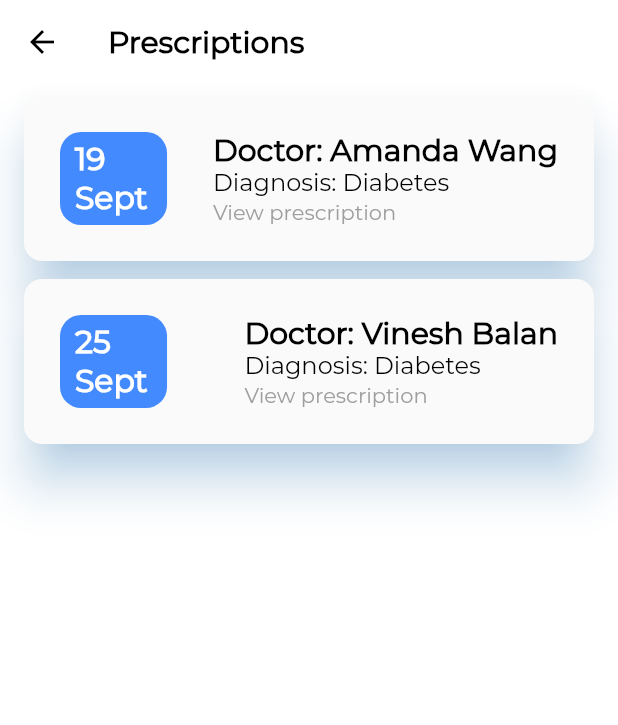
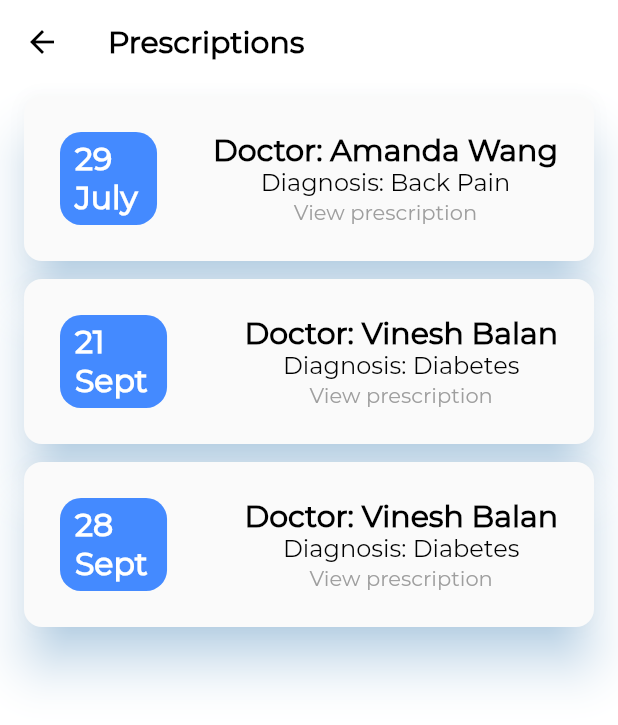
Before and after one commit to verbal-noun/codebrew-2020-prespa, a Flutter app: the PrescriptionPage screen opened directly, on a phone screen of 412 x 824 dp. Shown: the top 725 px of the screen. Run offline on Flutter 3.47's test engine with Material 2 defaults, Android fonts, the phone set to English and light mode, and no system bars; project files that could hold a hidden picture were left out.

Commit message:
Refactored Prescription Widget

```diff
--- a/lib/pages/prescription_list.dart
+++ b/lib/pages/prescription_list.dart
@@ -26,11 +26,14 @@ class PrescriptionPage extends StatelessWidget {
             padding: EdgeInsets.symmetric(horizontal: 16.0, vertical: 8.0),
             children: <Widget>[
               _prescriptionTile(
-                  PrescriptionWidget('19', 'Sept', 'Amanda Wang')),
+                  PrescriptionWidget('29', 'July', 'Amanda Wang', 'Back Pain')),
               _prescriptionTile(
-                  PrescriptionWidget('25', 'Sept', 'Vinesh Balan'))
+                  PrescriptionWidget('21', 'Sept', 'Vinesh Balan', 'Diabetes')),
+              _prescriptionTile(
+                  PrescriptionWidget('28', 'Sept', 'Vinesh Balan', 'Diabetes'))
             ],
             staggeredTiles: [
+              StaggeredTile.extent(2, 110.0),
               StaggeredTile.extent(2, 110.0),
               StaggeredTile.extent(2, 110.0),
             ]));
@@ -56,9 +59,10 @@ class PrescriptionWidget extends StatelessWidget {
   String day;
   String month;
   String doctorName;
-  String get date => '$day' + '\n$month';
+  String diagDescription;
   String get doctor => 'Doctor: ' + '$doctorName';
-  PrescriptionWidget(this.day, this.month, this.doctorName);
+  String get diagnosis => 'Diagnosis: ' + '$diagDescription';
+  PrescriptionWidget(this.day, this.month, this.doctorName, this.diagDescription);
 
   @override
   Widget build(BuildContext context) {
@@ -68,14 +72,14 @@ class PrescriptionWidget extends StatelessWidget {
               month: month,
               child: Column(
                 mainAxisAlignment: MainAxisAlignment.center,
-                crossAxisAlignment: CrossAxisAlignment.start,
+                crossAxisAlignment: CrossAxisAlignment.center,
                 children: <Widget>[
                   Text(doctor,
                       style: TextStyle(
                           color: Colors.black,
                           fontWeight: FontWeight.w700,
                           fontSize: 20.0)),
-                  Text('Diagnosis: Diabetes',
+                  Text(diagnosis,
                       style: TextStyle(color: Colors.black, fontSize: 16.0)),
                   Text('View prescription',
                       style: TextStyle(color: Colors.grey, fontSize: 14.0))
```
